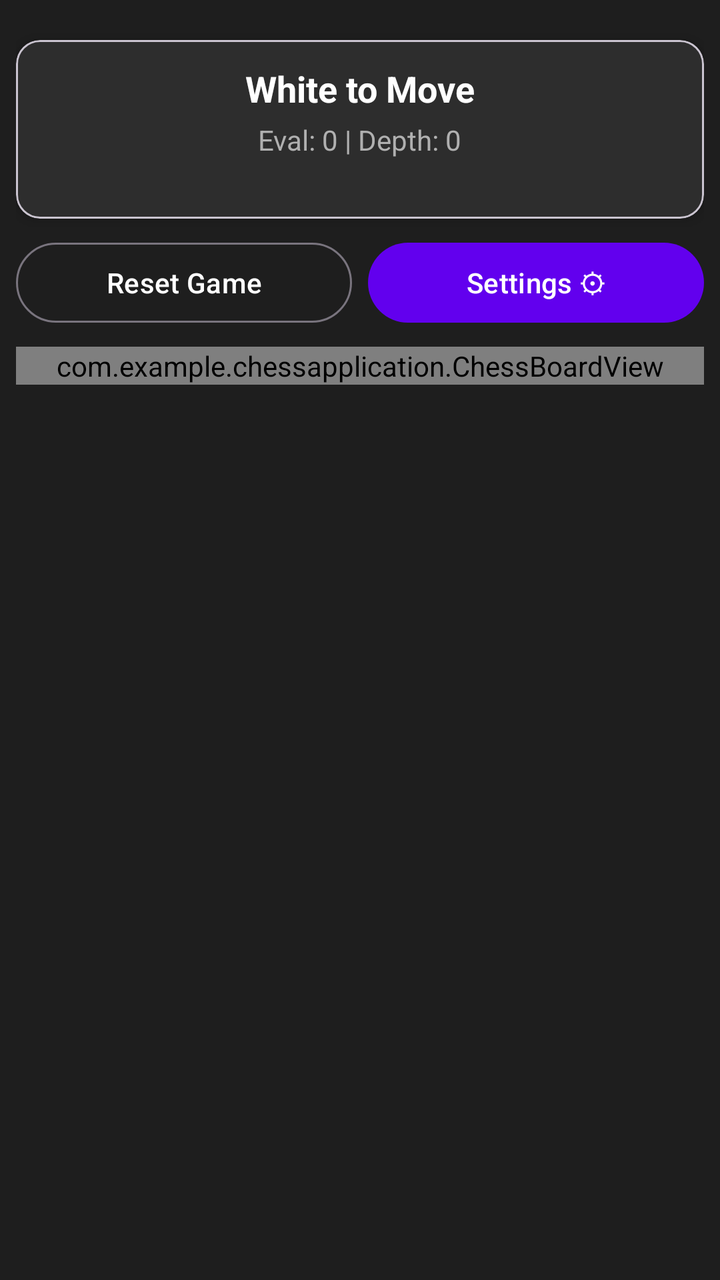
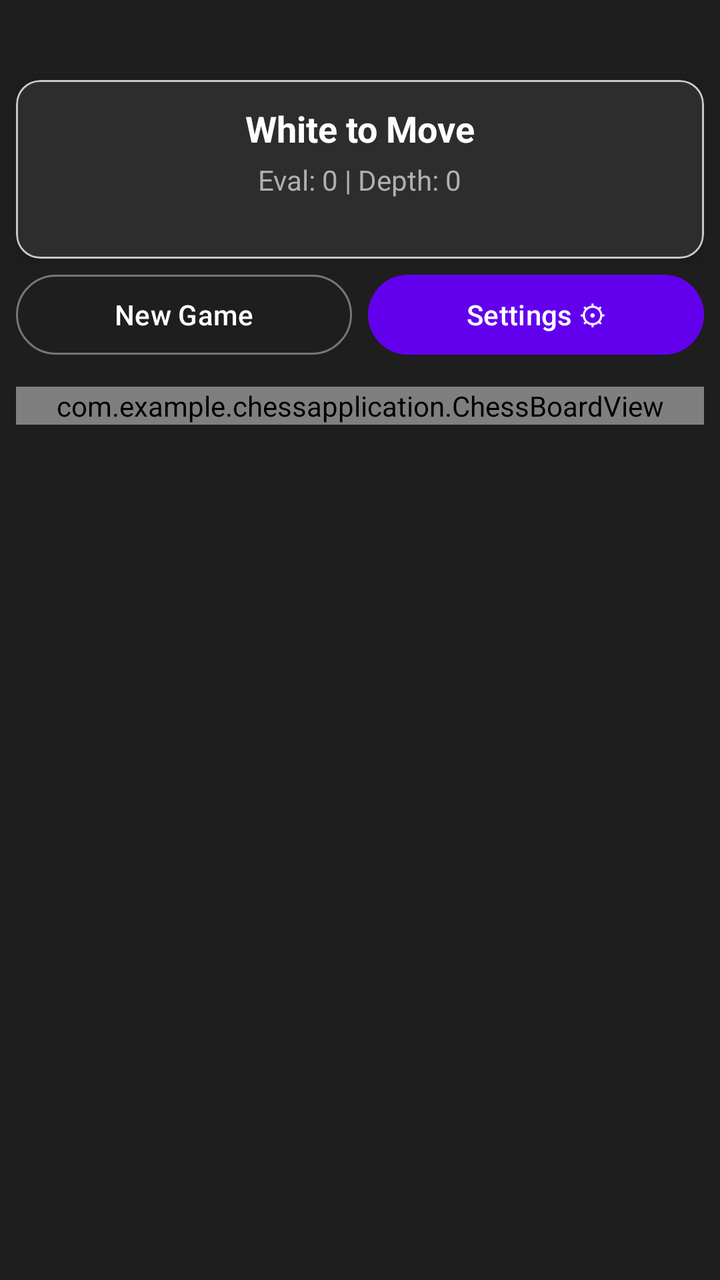

The first picture is an Android layout as it rendered before a commit; the second is the same layout after the commit. The layout source and the unified diff follow.
<!-- AndroidManifest.xml: application theme Theme.ChessApplication -->
<!-- res/layout/activity_main.xml -->
<?xml version="1.0" encoding="utf-8"?>
<androidx.constraintlayout.widget.ConstraintLayout xmlns:android="http://schemas.android.com/apk/res/android"
    xmlns:app="http://schemas.android.com/apk/res-auto"
    android:layout_width="match_parent"
    android:layout_height="match_parent"
    android:background="#1E1E1E"
    android:padding="8dp">

    
    <com.google.android.material.card.MaterialCardView
        android:id="@+id/cardHeader"
        android:layout_width="0dp"
        android:layout_height="wrap_content"
        app:cardCornerRadius="12dp"
        app:cardElevation="4dp"
        app:cardBackgroundColor="#2D2D2D"
        android:layout_marginTop="12dp"
        app:layout_constraintTop_toTopOf="parent"
        app:layout_constraintStart_toStartOf="parent"
        app:layout_constraintEnd_toEndOf="parent">

        <LinearLayout
            android:layout_width="match_parent"
            android:layout_height="wrap_content"
            android:orientation="vertical"
            android:padding="12dp"
            android:gravity="center">

            <TextView
                android:id="@+id/tvStatus"
                android:layout_width="wrap_content"
                android:layout_height="wrap_content"
                android:text="White to Move"
                android:textColor="#FFFFFF"
                android:textSize="18sp"
                android:textStyle="bold" />

            <TextView
                android:id="@+id/tvEval"
                android:layout_width="wrap_content"
                android:layout_height="wrap_content"
                android:text="Eval: 0 | Depth: 0"
                android:textColor="#B0B0B0"
                android:textSize="14sp"
                android:layout_marginTop="4dp" />

            <ProgressBar
                android:id="@+id/pbThinking"
                style="?android:attr/progressBarStyleHorizontal"
                android:layout_width="match_parent"
                android:layout_height="4dp"
                android:indeterminate="true"
                android:visibility="invisible"
                android:layout_marginTop="8dp" />

            <LinearLayout
                android:layout_width="match_parent"
                android:layout_height="wrap_content"
                android:orientation="horizontal"
                android:gravity="center"
                android:layout_marginTop="6dp">

                <TextView
                    android:id="@+id/tvWhiteClock"
                    android:layout_width="wrap_content"
                    android:layout_height="wrap_content"
                    android:text="White: --:--"
                    android:textColor="#E0E0E0"
                    android:textSize="13sp"
                    android:visibility="gone"
                    android:layout_marginEnd="16dp" />

                <TextView
                    android:id="@+id/tvBlackClock"
                    android:layout_width="wrap_content"
                    android:layout_height="wrap_content"
                    android:text="Black: --:--"
                    android:textColor="#E0E0E0"
                    android:textSize="13sp"
                    android:visibility="gone" />
            </LinearLayout>

        </LinearLayout>
    </com.google.android.material.card.MaterialCardView>

    
    <LinearLayout
        android:id="@+id/layoutActionBar"
        android:layout_width="0dp"
        android:layout_height="wrap_content"
        android:orientation="horizontal"
        android:gravity="center"
        android:layout_marginTop="8dp"
        app:layout_constraintTop_toBottomOf="@id/cardHeader"
        app:layout_constraintStart_toStartOf="parent"
        app:layout_constraintEnd_toEndOf="parent">

        <Button
            android:id="@+id/btnResetGame"
            style="@style/Widget.Material3.Button.OutlinedButton"
            android:layout_width="0dp"
            android:layout_height="wrap_content"
            android:layout_weight="1"
            android:text="Reset Game"
            android:textColor="#FFFFFF"
            android:layout_marginEnd="8dp" />

        <Button
            android:id="@+id/btnOpenSettings"
            android:layout_width="0dp"
            android:layout_height="wrap_content"
            android:layout_weight="1"
            android:text="Settings ⚙" />

    </LinearLayout>

    
    <FrameLayout
        android:layout_width="0dp"
        android:layout_height="wrap_content"
        android:gravity="center"
        android:layout_marginTop="8dp"
        android:layout_marginBottom="8dp"
        app:layout_constraintTop_toBottomOf="@id/layoutActionBar"
        app:layout_constraintStart_toStartOf="parent"
        app:layout_constraintEnd_toEndOf="parent"
        app:layout_constraintVertical_bias="0.2">

        <com.example.chessapplication.ChessBoardView
            android:id="@+id/chessBoardView"
            android:layout_width="match_parent"
            android:layout_height="wrap_content"
            android:layout_gravity="center" />

    </FrameLayout>

</androidx.constraintlayout.widget.ConstraintLayout>
<!-- resources referenced by this layout -->
<resources>
  <style name="Theme.ChessApplication" parent="Theme.Material3.DayNight.NoActionBar">
          
          <item name="colorPrimary">@color/purple_500</item>
          <item name="colorOnPrimary">@color/white</item>
          
          <item name="colorSecondary">@color/teal_200</item>
          <item name="colorOnSecondary">@color/black</item>
      </style>
  <color name="purple_500">#FF6200EE</color>
  <color name="white">#FFFFFFFF</color>
  <color name="teal_200">#FF03DAC5</color>
  <color name="black">#FF000000</color>
</resources>

<!-- the commit's change to res/layout/activity_main.xml (unified diff, before → after) -->
@@ -11,20 +11,20 @@
         android:id="@+id/cardHeader"
         android:layout_width="0dp"
         android:layout_height="wrap_content"
+        android:layout_marginTop="32dp"
+        app:cardBackgroundColor="#2D2D2D"
         app:cardCornerRadius="12dp"
         app:cardElevation="4dp"
-        app:cardBackgroundColor="#2D2D2D"
-        android:layout_marginTop="12dp"
-        app:layout_constraintTop_toTopOf="parent"
-        app:layout_constraintStart_toStartOf="parent"
-        app:layout_constraintEnd_toEndOf="parent">
+        app:layout_constraintEnd_toEndOf="parent"
+        app:layout_constraintStart_toStartOf="parent"
+        app:layout_constraintTop_toTopOf="parent">
 
         <LinearLayout
             android:layout_width="match_parent"
             android:layout_height="wrap_content"
+            android:gravity="center"
             android:orientation="vertical"
-            android:padding="12dp"
-            android:gravity="center">
+            android:padding="12dp">
 
             <TextView
                 android:id="@+id/tvStatus"
@@ -39,36 +39,36 @@
                 android:id="@+id/tvEval"
                 android:layout_width="wrap_content"
                 android:layout_height="wrap_content"
+                android:layout_marginTop="4dp"
                 android:text="Eval: 0 | Depth: 0"
                 android:textColor="#B0B0B0"
-                android:textSize="14sp"
-                android:layout_marginTop="4dp" />
+                android:textSize="14sp" />
 
             <ProgressBar
                 android:id="@+id/pbThinking"
                 style="?android:attr/progressBarStyleHorizontal"
                 android:layout_width="match_parent"
                 android:layout_height="4dp"
+                android:layout_marginTop="8dp"
                 android:indeterminate="true"
-                android:visibility="invisible"
-                android:layout_marginTop="8dp" />
+                android:visibility="invisible" />
 
             <LinearLayout
                 android:layout_width="match_parent"
                 android:layout_height="wrap_content"
-                android:orientation="horizontal"
+                android:layout_marginTop="6dp"
                 android:gravity="center"
-                android:layout_marginTop="6dp">
+                android:orientation="horizontal">
 
                 <TextView
                     android:id="@+id/tvWhiteClock"
                     android:layout_width="wrap_content"
                     android:layout_height="wrap_content"
+                    android:layout_marginEnd="16dp"
                     android:text="White: --:--"
                     android:textColor="#E0E0E0"
                     android:textSize="13sp"
-                    android:visibility="gone"
-                    android:layout_marginEnd="16dp" />
+                    android:visibility="gone" />
 
                 <TextView
                     android:id="@+id/tvBlackClock"
@@ -88,22 +88,22 @@
         android:id="@+id/layoutActionBar"
         android:layout_width="0dp"
         android:layout_height="wrap_content"
+        android:layout_marginTop="4dp"
+        android:gravity="center"
         android:orientation="horizontal"
-        android:gravity="center"
-        android:layout_marginTop="8dp"
-        app:layout_constraintTop_toBottomOf="@id/cardHeader"
-        app:layout_constraintStart_toStartOf="parent"
-        app:layout_constraintEnd_toEndOf="parent">
+        app:layout_constraintEnd_toEndOf="parent"
+        app:layout_constraintStart_toStartOf="parent"
+        app:layout_constraintTop_toBottomOf="@id/cardHeader">
 
         <Button
             android:id="@+id/btnResetGame"
             style="@style/Widget.Material3.Button.OutlinedButton"
             android:layout_width="0dp"
             android:layout_height="wrap_content"
+            android:layout_marginEnd="8dp"
             android:layout_weight="1"
-            android:text="Reset Game"
-            android:textColor="#FFFFFF"
-            android:layout_marginEnd="8dp" />
+            android:text="New Game"
+            android:textColor="#FFFFFF" />
 
         <Button
             android:id="@+id/btnOpenSettings"
@@ -116,15 +116,13 @@
 
     
     <FrameLayout
-        android:layout_width="0dp"
-        android:layout_height="wrap_content"
-        android:gravity="center"
-        android:layout_marginTop="8dp"
-        android:layout_marginBottom="8dp"
-        app:layout_constraintTop_toBottomOf="@id/layoutActionBar"
-        app:layout_constraintStart_toStartOf="parent"
-        app:layout_constraintEnd_toEndOf="parent"
-        app:layout_constraintVertical_bias="0.2">
+        android:id="@+id/boardContainer"
+        android:layout_width="0dp"
+        android:layout_height="wrap_content"
+        android:layout_marginTop="12dp"
+        app:layout_constraintEnd_toEndOf="parent"
+        app:layout_constraintStart_toStartOf="parent"
+        app:layout_constraintTop_toBottomOf="@id/layoutActionBar">
 
         <com.example.chessapplication.ChessBoardView
             android:id="@+id/chessBoardView"
@@ -134,4 +132,77 @@
 
     </FrameLayout>
 
+    
+    <com.google.android.material.card.MaterialCardView
+        android:id="@+id/promotionBar"
+        android:layout_width="0dp"
+        android:layout_height="wrap_content"
+        android:layout_marginTop="8dp"
+        android:visibility="gone"
+        app:cardBackgroundColor="#EBECD0"
+        app:cardCornerRadius="12dp"
+        app:cardElevation="4dp"
+        app:layout_constraintEnd_toEndOf="parent"
+        app:layout_constraintStart_toStartOf="parent"
+        app:layout_constraintTop_toBottomOf="@id/boardContainer">
+
+        <LinearLayout
+            android:layout_width="match_parent"
+            android:layout_height="wrap_content"
+            android:gravity="center_vertical"
+            android:orientation="horizontal"
+            android:padding="6dp">
+
+            <TextView
+                android:layout_width="wrap_content"
+                android:layout_height="wrap_content"
+                android:layout_marginStart="6dp"
+                android:layout_marginEnd="6dp"
+                android:text="Promote to:"
+                android:textColor="#222222"
+                android:textSize="15sp"
+                android:textStyle="bold" />
+
+            <ImageButton
+                android:id="@+id/btnPromoQueen"
+                android:layout_width="0dp"
+                android:layout_height="56dp"
+                android:layout_weight="1"
+                android:background="?attr/selectableItemBackgroundBorderless"
+                android:contentDescription="Queen"
+                android:padding="4dp"
+                android:scaleType="fitCenter" />
+
+            <ImageButton
+                android:id="@+id/btnPromoRook"
+                android:layout_width="0dp"
+                android:layout_height="56dp"
+                android:layout_weight="1"
+                android:background="?attr/selectableItemBackgroundBorderless"
+                android:contentDescription="Rook"
+                android:padding="4dp"
+                android:scaleType="fitCenter" />
+
+            <ImageButton
+                android:id="@+id/btnPromoBishop"
+                android:layout_width="0dp"
+                android:layout_height="56dp"
+                android:layout_weight="1"
+                android:background="?attr/selectableItemBackgroundBorderless"
+                android:contentDescription="Bishop"
+                android:padding="4dp"
+                android:scaleType="fitCenter" />
+
+            <ImageButton
+                android:id="@+id/btnPromoKnight"
+                android:layout_width="0dp"
+                android:layout_height="56dp"
+                android:layout_weight="1"
+                android:background="?attr/selectableItemBackgroundBorderless"
+                android:contentDescription="Knight"
+                android:padding="4dp"
+                android:scaleType="fitCenter" />
+        </LinearLayout>
+    </com.google.android.material.card.MaterialCardView>
+
 </androidx.constraintlayout.widget.ConstraintLayout>
